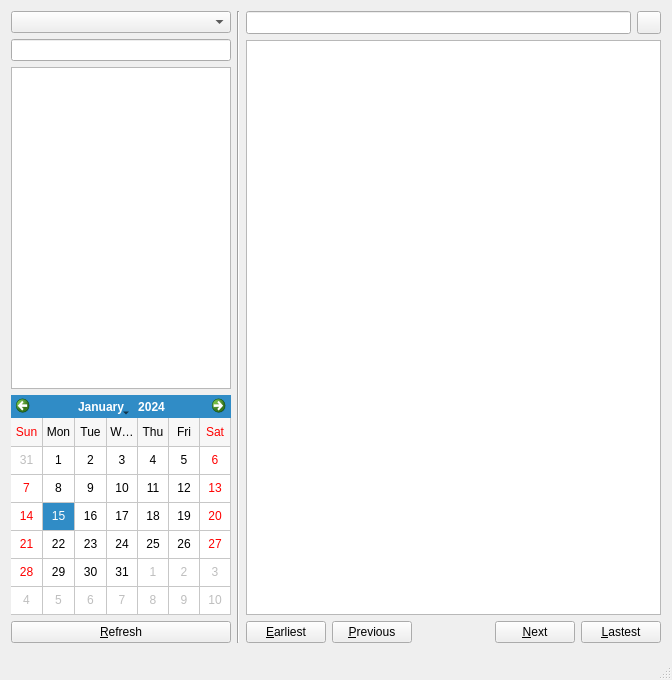
First picture: the form in src/history.ui, repository psi-im/psi, before the edit.
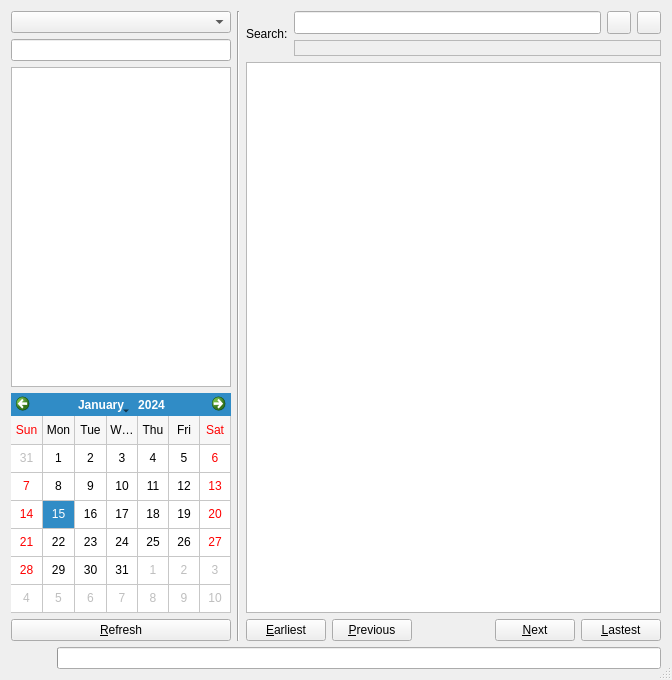
Second picture: the form after the edit. Custom widgets are drawn as their Qt base class.

Commit message:
improved the search in the history dialog
- the logic of displaying search results was changed
- updated API of the eventdb module
- added two proxy-classes into historydlg

```diff
--- a/src/history.ui
+++ b/src/history.ui
@@ -151,7 +151,18 @@
      <item>
       <layout class="QVBoxLayout" name="verticalLayout_3">
        <item>
-        <layout class="QHBoxLayout" name="horizontalLayout_2">
+       <layout class="QHBoxLayout" name="horizontalLayout_5">
+         <item>
+          <widget class="QLabel" name="label">
+           <property name="text">
+            <string>Search:</string>
+           </property>
+          </widget>
+         </item>
+         <item>
+          <layout class="QVBoxLayout" name="verticalLayout_4">
+           <item>
+            <layout class="QHBoxLayout" name="horizontalLayout_6">
          <item>
           <widget class="QLineEdit" name="searchField">
            <property name="sizePolicy">
@@ -163,23 +174,21 @@
           </widget>
          </item>
          <item>
-          <widget class="QToolButton" name="tb_find">
-           <property name="sizePolicy">
-            <sizepolicy hsizetype="Preferred" vsizetype="Preferred">
-             <horstretch>0</horstretch>
-             <verstretch>0</verstretch>
-            </sizepolicy>
-           </property>
-           <property name="maximumSize">
-            <size>
-             <width>27</width>
-             <height>27</height>
-            </size>
-           </property>
-           <property name="text">
-            <string/>
-           </property>
-          </widget>
+              <widget class="QToolButton" name="tbFindForward"/>
+             </item>
+             <item>
+              <widget class="QToolButton" name="tbFindBackward"/>
+             </item>
+            </layout>
+           </item>
+           <item>
+            <widget class="QLabel" name="searchResult">
+             <property name="frameShape">
+              <enum>QFrame::StyledPanel</enum>
+             </property>
+            </widget>
+           </item>
+          </layout>
          </item>
         </layout>
        </item>
@@ -296,6 +305,16 @@
        </property>
       </spacer>
      </item>
+     <item>
+      <widget class="QProgressBar" name="progressBar">
+       <property name="sizePolicy">
+        <sizepolicy hsizetype="Expanding" vsizetype="Fixed">
+         <horstretch>1</horstretch>
+         <verstretch>0</verstretch>
+        </sizepolicy>
+       </property>
+      </widget>
+     </item>
     </layout>
    </item>
   </layout>
```
Left out of the diff: 2 changed lines with no effect on the pictures. Lines whose indentation alone changed are shown as unchanged. The commit also changes 8 other files.
